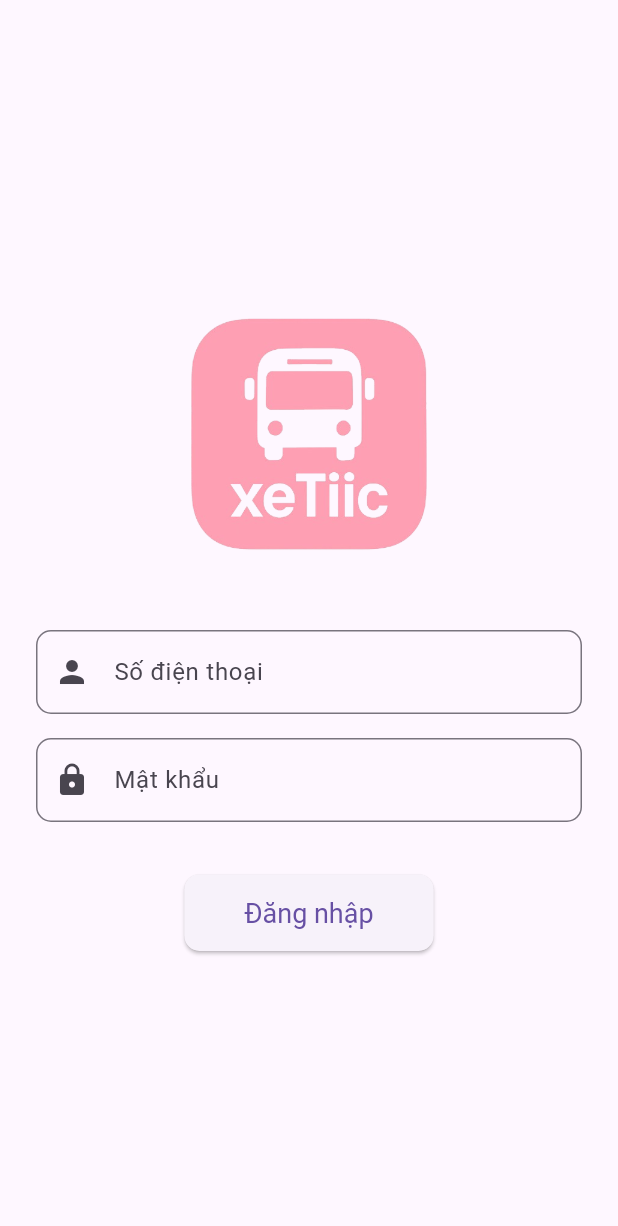
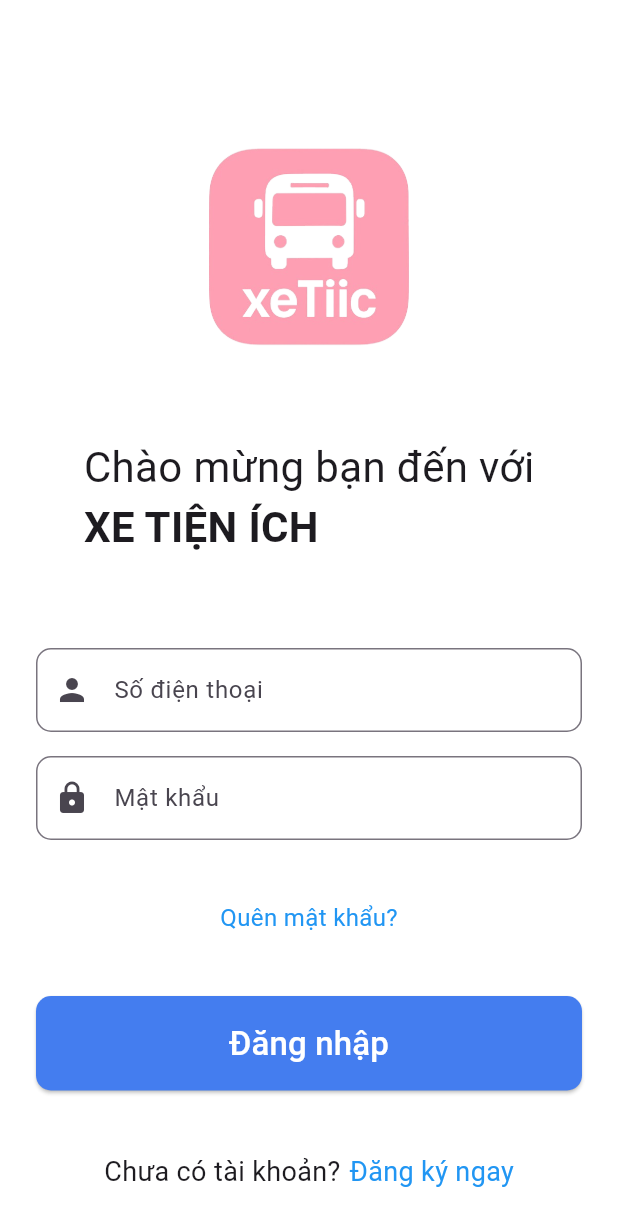
Before and after one commit to 84796578ran/SU25SE048_GSU25SE52_Bus-online-bus-ticket-sales_Mobile, a Flutter app: the screen it shows after launch, on a phone screen of 412 x 824 dp. Shown: the top 1226 px of the screen. Run offline on Flutter 3.47's test engine with Material 3 defaults, Android fonts, the phone set to English and light mode, and no system bars; our stand-ins replace flutter_dotenv, go_router, shared_preferences.

Commit message:
update login

```diff
--- a/SU25_SEP490_GSU250048_Mobile/lib/models/customer.dart
+++ b/SU25_SEP490_GSU250048_Mobile/lib/models/customer.dart
@@ -4,27 +4,21 @@ class Customer {
     required this.fullName,
     required this.email,
     required this.phone,
-    required this.password,
-    this.userName,
-
+    this.token,
   });
   final String id;
   final String? fullName;
   final String? email;
   final String? phone;
-  final String? password;
-  final String? userName;
-
+  final String? token;
 
   factory Customer.fromJson(Map<String, dynamic> json) {
     return Customer(
-      id: json['id'] as String, // Assuming 'id' is always present and non-null
+      id: json['id'] as String,
       fullName: json['fullName'] as String?,
       email: json['email'] as String?,
       phone: json['phone'] as String?,
-      password: json['password'] as String?, // Again, handle this securely in a real app
-      userName: json['userName'] as String?,
-
+      token: json['token'] as String?,
     );
   }
 
@@ -34,8 +28,7 @@ class Customer {
       'fullName': fullName,
       'email': email,
       'phone': phone,
-      'password': password,
-      'userName': userName,
+      'token': token,
     };
   }
 
@@ -46,7 +39,6 @@ class Customer {
         '  fullName: $fullName,\n'
         '  email: $email,\n'
         '  phone: $phone,\n'
-        '  userName: $userName,\n'
         '  password: [HIDDEN]\n'
         ')';
   }
--- a/SU25_SEP490_GSU250048_Mobile/lib/pages/app_route.dart
+++ b/SU25_SEP490_GSU250048_Mobile/lib/pages/app_route.dart
@@ -3,6 +3,7 @@ import 'package:flutter/material.dart';
 import 'package:mobile/pages/commmon_pages/login_page.dart';
 import 'package:mobile/pages/commmon_pages/profile_page.dart';
 import 'package:mobile/pages/customer_pages/provider_page.dart';
+import 'package:mobile/pages/customer_pages/screens/home_screen.dart';
 
 class AppRouter {
   static final GoRouter router = GoRouter(
@@ -18,11 +19,28 @@ class AppRouter {
         builder: (context, state, child) => ProviderHomePage(child: child),
           routes: [
             GoRoute(
-              path: '/provider/home',
+              path: '/customer/home',
+              builder: (context, state) => const HomeScreen(),
+            ),
+            GoRoute(
+              path: '/customer/search',
+              builder: (context, state) => const HomeScreen(),
+            ),GoRoute(
+              path: '/customer/history',
+              builder: (context, state) => const HomeScreen(),
+            ),
+            GoRoute(
+              path: '/profile',
               builder: (context, state) => const ProfilePage(),
             ),
           ]
-      )
+      ),
+      // ShellRoute(
+      //   builder: (context, state, child) => ProviderHomePage(child: child),
+      //   routes: [
+      //
+      //   ]
+      // )
     ],
     errorBuilder: (BuildContext context, GoRouterState state) {
       return Scaffold(
--- a/SU25_SEP490_GSU250048_Mobile/lib/pages/commmon_pages/login_page.dart
+++ b/SU25_SEP490_GSU250048_Mobile/lib/pages/commmon_pages/login_page.dart
@@ -1,9 +1,11 @@
 import 'package:flutter/material.dart';
 import 'package:go_router/go_router.dart';
-import 'package:mobile/models/customer.dart';
-import 'package:mobile/pages/customer_pages/provider_page.dart';
 import 'package:http/http.dart' as http;
 import 'dart:convert';
+import 'package:flutter_dotenv/flutter_dotenv.dart';
+import 'package:mobile/author/author_service.dart';
+import 'package:shared_preferences/shared_preferences.dart';
+
 class LoginPage extends StatefulWidget {
   static const path = '/login';
   const LoginPage({super.key});
@@ -13,106 +15,156 @@ class LoginPage extends StatefulWidget {
 }
 
 class _LoginPage extends State<LoginPage> {
-  final TextEditingController _usernameController = TextEditingController();
-  final TextEditingController _passwordController = TextEditingController();
+  final _phoneController = TextEditingController();
+  final _passwordController = TextEditingController();
+  bool _isLoading = false;
+  bool _obscurePassword = true;
 
   @override
-  void dispose() {
-    _usernameController.dispose();
-    _passwordController.dispose();
-    super.dispose();
+  void initState() {
+    super.initState();
+    _checkIfLoggedIn();
   }
 
+  Future<void> _checkIfLoggedIn() async {
+    final prefs = await SharedPreferences.getInstance();
+    final token = prefs.getString('auth_token');
 
-
-  void fetchData() async {
-    final uri = Uri.parse('http://10.0.2.2:7197/api/Customer/LoginWithPhone');
-    final response = await http.post(
-      uri,
-      headers: {'Content-Type': 'application/json'},
-      body: jsonEncode({
-        'username': _usernameController.text,
-        'password': _passwordController.text,
-      }),
-    );
-
-    if (response.statusCode == 200) {
-      final data = jsonDecode(response.body);
-      final customer = Customer.fromJson(data);
-
-      print('Đăng nhập thành công: $customer');
-      // if (mounted) {
-      //   context.go('/provider/home');
-      // }
-    } else {
-      print('Đăng nhập thất bại với mã ${response.statusCode}');
-      // Có thể hiển thị thông báo lỗi bằng SnackBar hoặc AlertDialog
-      ScaffoldMessenger.of(context).showSnackBar(
-        SnackBar(content: Text('Sai tên đăng nhập hoặc mật khẩu. Vui kiểm tra lại.'))
-      );
+    if (token != null && mounted) {
+      context.go('/customer/home');
     }
   }
 
 
   @override
+  void dispose() {
+    _phoneController.dispose();
+    _passwordController.dispose();
+    super.dispose();
+  }
+
+  Future<void> _login(BuildContext context) async {
+    setState(() => _isLoading = true);
+    final uri = Uri.parse('${dotenv.env['API_URL']}/Customer/LoginWithPhone');
+
+    try {
+      final response = await http.post(
+        uri,
+        headers: {
+          'Content-Type': 'application/json',
+        },
+        body: jsonEncode({
+          'phone': _phoneController.text.trim(),
+          'password': _passwordController.text.trim(),
+        }),
+      );
+
+
+      if (response.statusCode == 200) {
+        final token = response.body;
+       await AuthService.saveToken(token);
+
+        if (mounted) context.go('/customer/home');
+      } else if (response.statusCode == 401) {
+        ScaffoldMessenger.of(context).showSnackBar(
+          const SnackBar(content: Text('Sai số điện thoại hoặc mật khẩu.')),
+        );
+      } else {
+        ScaffoldMessenger.of(context).showSnackBar(
+          SnackBar(content: Text('Lỗi: ${response.statusCode}')),
+        );
+      }
+    } catch (e) {
+      print('Lỗi khi gọi API: $e');
+      ScaffoldMessenger.of(context).showSnackBar(
+        const SnackBar(content: Text('Không thể kết nối đến máy chủ.')),
+      );
+    }
+
+    setState(() => _isLoading = false);
+  }
+
+  @override
   Widget build(BuildContext context) {
     return Scaffold(
-      body: Center(
-        child: Padding(
-          padding: const EdgeInsets.all(24.0),
+      backgroundColor: Colors.white,
+      body: Padding(
+        padding: const EdgeInsets.fromLTRB(24, 80, 24, 30),
         child: Column(
-            mainAxisAlignment: MainAxisAlignment.center,
+          mainAxisAlignment: MainAxisAlignment.spaceBetween,
           children: [
-              Image.asset(
-                'assets/Logo.png',
-                width: 200,
-                height: 200,
+            Image.asset('assets/Logo.png', width: 170, height: 170),
+            const Column(
+              crossAxisAlignment: CrossAxisAlignment.start,
+              children: [
+                Text('Chào mừng bạn đến với', style: TextStyle(fontSize: 28)),
+                Text(
+                  'XE TIỆN ÍCH',
+                  style: TextStyle(
+                    fontSize: 28,
+                    fontWeight: FontWeight.bold,
                   ),
-              const SizedBox(height: 30),
+                ),
+              ],
+            ),
+            Column(
+              children: [
+                const SizedBox(height: 20),
                 TextField(
-                controller: _usernameController,
+                  controller: _phoneController,
+                  keyboardType: TextInputType.phone,
                   decoration: InputDecoration(
                     labelText: 'Số điện thoại',
-                  hintText: 'Số điện thoại',
-                  border: OutlineInputBorder(
-                    borderRadius: BorderRadius.circular(10),
-                  ),
                     prefixIcon: const Icon(Icons.person),
+                    border: OutlineInputBorder(borderRadius: BorderRadius.circular(10)),
                   ),
                 ),
                 const SizedBox(height: 16),
                 TextField(
                   controller: _passwordController,
-                obscureText: true,
+                  obscureText: _obscurePassword,
                   decoration: InputDecoration(
                     labelText: 'Mật khẩu',
-                  hintText: 'Mật khẩu',
-                  border: OutlineInputBorder(
-                    borderRadius: BorderRadius.circular(10),
-                  ),
-                  prefixIcon: const Icon(Icons.lock), // Icon khóa
+                    prefixIcon: const Icon(Icons.lock),
+                    border: OutlineInputBorder(borderRadius: BorderRadius.circular(10)),
                   ),
                 ),
-              const SizedBox(height: 35),
-              ElevatedButton(
-                onPressed: () {
-                  final String username = _usernameController.text;
-                  final String password = _passwordController.text;
-                  print('Username: $username');
-                  print('Password: $password');
-                  context.go('/provider/home');
-                },
-                style: ElevatedButton.styleFrom(
-                  padding: const EdgeInsets.symmetric(horizontal: 40, vertical: 15),
-                  textStyle: const TextStyle(fontSize: 18),
-                  shape: RoundedRectangleBorder(
-                    borderRadius: BorderRadius.circular(10),
+                const SizedBox(height: 40),
+                const Align(
+                  alignment: Alignment.center,
+                  child: Text(
+                    'Quên mật khẩu?',
+                    style: TextStyle(color: Colors.blue, fontSize: 16),
                   ),
-                ),
-                child: const Text('Đăng nhập'),
                 ),
               ],
             ),
+            SizedBox(
+              width: double.infinity,
+              child: ElevatedButton(
+                onPressed: _isLoading ? null : () => _login(context),
+                style: ElevatedButton.styleFrom(
+                  backgroundColor: const Color(0xff447def),
+                  padding: const EdgeInsets.symmetric(vertical: 16),
+                  shape: RoundedRectangleBorder(borderRadius: BorderRadius.circular(10)),
+                ),
+                child: _isLoading
+                    ? const CircularProgressIndicator(color: Colors.white)
+                    : const Text(
+                  'Đăng nhập',
+                  style: TextStyle(fontSize: 22, color: Colors.white),
+                ),
+              ),
+            ),
+            const Row(
+              mainAxisAlignment: MainAxisAlignment.center,
+              children: [
+                Text('Chưa có tài khoản?', style: TextStyle(fontSize: 18)),
+                SizedBox(width: 6),
+                Text('Đăng ký ngay', style: TextStyle(fontSize: 18, color: Colors.blue)),
+              ],
+            ),
+          ],
         ),
       ),
     );
--- a/SU25_SEP490_GSU250048_Mobile/pubspec.yaml
+++ b/SU25_SEP490_GSU250048_Mobile/pubspec.yaml
@@ -30,6 +30,7 @@ environment:
 dependencies:
   flutter:
     sdk: flutter
+  shared_preferences: ^2.5.3
   flutter_dotenv: ^5.2.1
   go_router: ^15.2.4
   http: ^1.4.0
@@ -62,6 +63,7 @@ flutter:
   # To add assets to your application, add an assets section, like this:
   assets:
      - assets/Logo.png
+     - .env
   #   - images/a_dot_ham.jpeg
 
   # An image asset can refer to one or more resolution-specific "variants", see
```
Also changed, not shown: SU25_SEP490_GSU250048_Mobile/lib/author/author_service.dart (added, +27 -0 lines), SU25_SEP490_GSU250048_Mobile/lib/main.dart (+15 -4 lines), SU25_SEP490_GSU250048_Mobile/lib/pages/commmon_pages/register_page.dart (+15 -0 lines), SU25_SEP490_GSU250048_Mobile/lib/pages/customer_pages/provider_page.dart (+9 -7 lines), SU25_SEP490_GSU250048_Mobile/lib/pages/customer_pages/screens/history_screen.dart (+16 -0 lines), SU25_SEP490_GSU250048_Mobile/lib/pages/customer_pages/screens/home_page.dart (deleted, +0 -16 lines), SU25_SEP490_GSU250048_Mobile/lib/pages/customer_pages/screens/home_screen.dart (added, +18 -0 lines), SU25_SEP490_GSU250048_Mobile/lib/pages/customer_pages/screens/search_page.dart (deleted, +0 -16 lines), SU25_SEP490_GSU250048_Mobile/lib/pages/customer_pages/screens/search_screen.dart (added, +17 -0 lines), 3 other files. Lines whose indentation alone changed are shown as unchanged.
